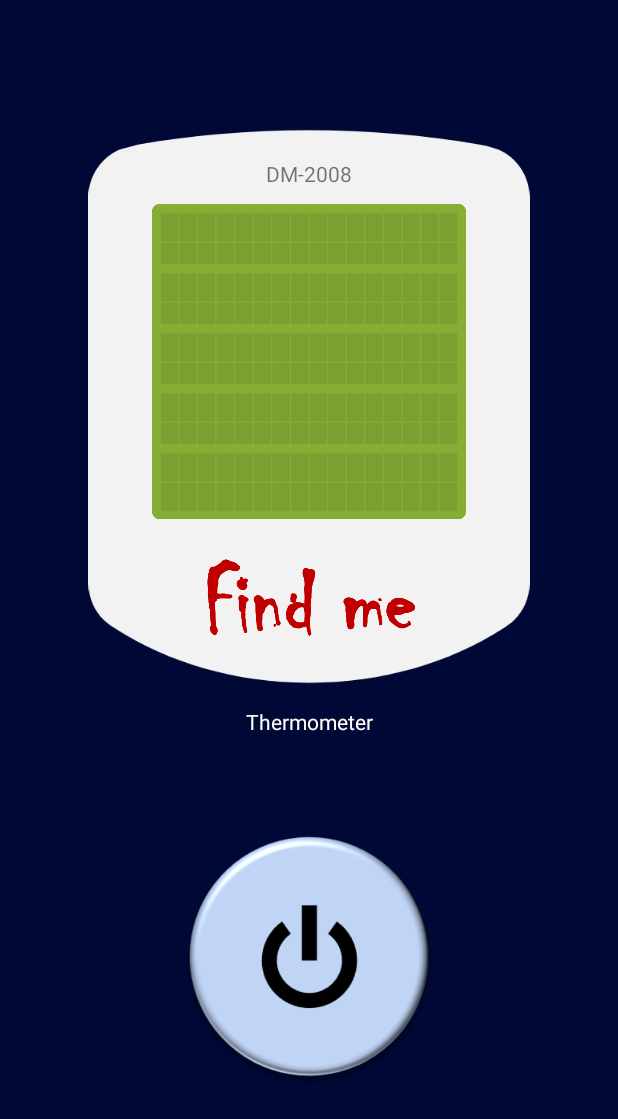
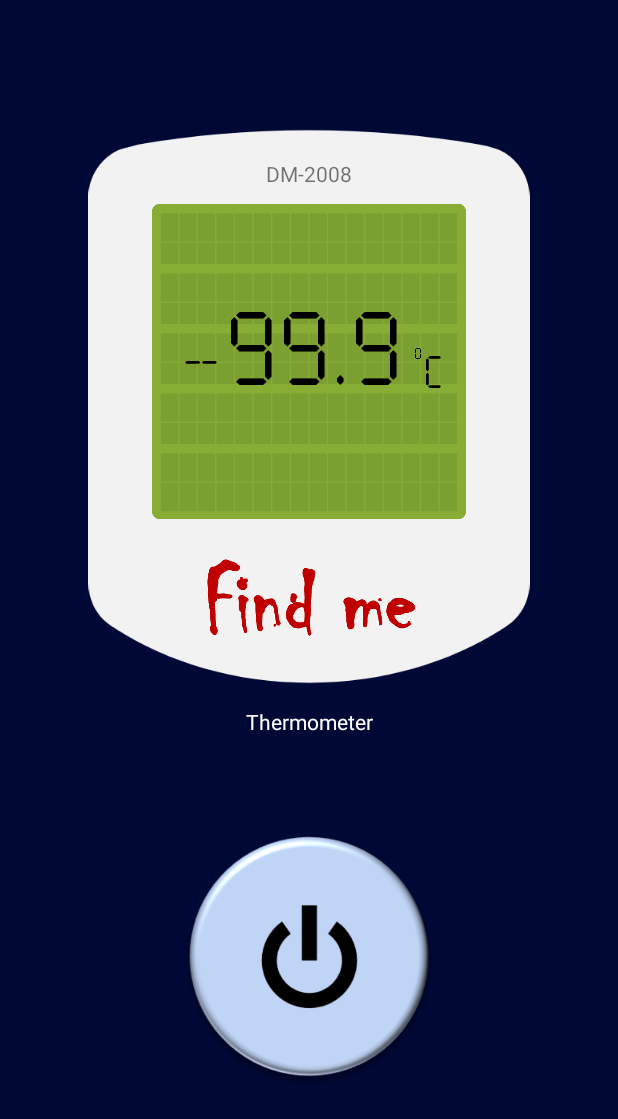
Before and after one commit to JiaWeiPls/DM2008-Ghost-Hunting-Toolkit, an Android app: the layout thermometer.xml on its own in the app's theme, with its tools: preview values and no code run, on a phone screen of 412 x 824 dp. Shown: the top 1119 px of the screen. Run offline under Robolectric (Android 15) with nearby library versions, the phone set to English and light mode, and no system bars.

Commit message:
EMF and thermometer textview

```diff
--- a/chatbot-watson-android-master/app/src/main/res/layout/thermometer.xml
+++ b/chatbot-watson-android-master/app/src/main/res/layout/thermometer.xml
@@ -93,5 +93,54 @@
         android:layout_marginTop="500dp"
         app:srcCompat="@drawable/thermswitch" />
 
+    <TextView
+        android:id="@+id/cel"
+        android:layout_width="117dp"
+        android:layout_height="50dp"
+        android:layout_marginTop="167dp"
+        android:layout_marginLeft="230dp"
+        android:fontFamily="@font/seven_segment"
+        android:gravity="center"
+        android:text="C"
+        android:textColor="@color/black"
+        android:textSize="30dp" />
+
+    <TextView
+        android:id="@+id/deg"
+        android:layout_width="117dp"
+        android:layout_height="50dp"
+        android:layout_marginTop="155dp"
+        android:layout_marginLeft="220dp"
+        android:fontFamily="@font/seven_segment"
+        android:gravity="center"
+        android:text="0"
+        android:textColor="@color/black"
+        android:textSize="10dp" />
+
+    <TextView
+        android:id="@+id/sign"
+        android:layout_width="156dp"
+        android:layout_height="50dp"
+        android:layout_marginLeft="55dp"
+        android:layout_marginTop="160dp"
+        android:fontFamily="@font/seven_segment"
+        android:gravity="center"
+        android:rotation="90"
+        android:text="1"
+        android:textColor="@color/black"
+        android:textSize="30dp" />
+
+    <TextView
+        android:id="@+id/temperature"
+        android:layout_width="339dp"
+        android:layout_height="153dp"
+        android:layout_marginLeft="40dp"
+        android:layout_marginTop="100dp"
+        android:fontFamily="@font/seven_segment"
+        android:gravity="center"
+        android:text="99.9"
+        android:textColor="@color/black"
+        android:textSize="70dp" />
+
 
 </android.support.design.widget.CoordinatorLayout>
```
Also changed, not shown: chatbot-watson-android-master/app/src/main/res/layout/emf_detector.xml (+23 -0 lines).
